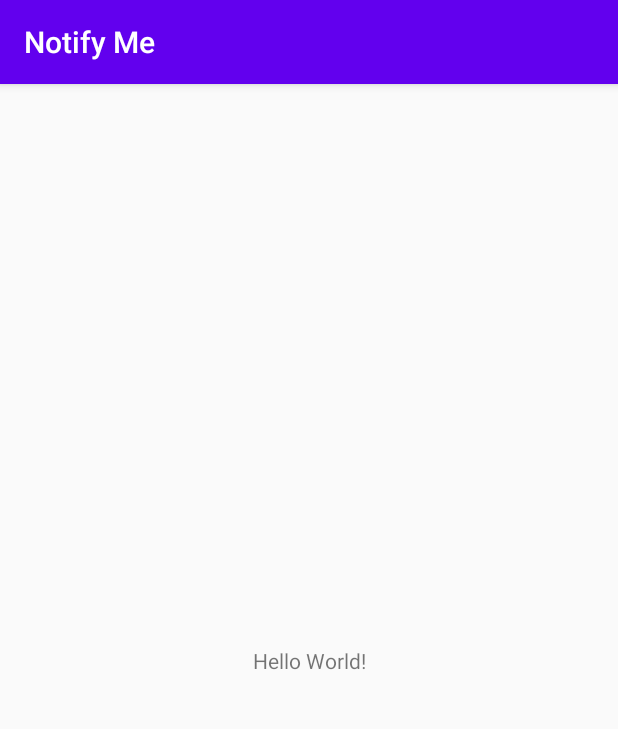
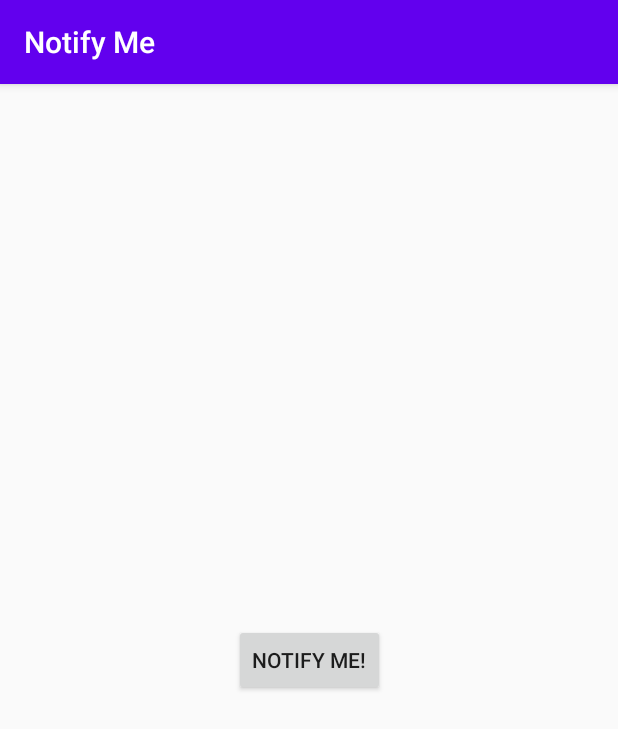
Before and after one commit to samirma/codelabs-notifications, an Android app: the screen it shows after launch (MainActivity), on a phone screen of 412 x 824 dp. Shown: the top 729 px of the screen. Run offline under Robolectric (Android 15) with nearby library versions, the phone set to English and light mode, and no system bars.

Commit message:
feat: notification working

```diff
--- a/app/build.gradle
+++ b/app/build.gradle
@@ -28,10 +28,10 @@ android {
 dependencies {
     implementation fileTree(dir: 'libs', include: ['*.jar'])
     implementation "org.jetbrains.kotlin:kotlin-stdlib-jdk7:$kotlin_version"
-    implementation 'androidx.appcompat:appcompat:1.0.2'
-    implementation 'androidx.core:core-ktx:1.0.2'
+    implementation 'androidx.appcompat:appcompat:1.1.0'
+    implementation 'androidx.core:core-ktx:1.2.0'
     implementation 'androidx.constraintlayout:constraintlayout:1.1.3'
-    testImplementation 'junit:junit:4.12'
+    testImplementation 'junit:junit:4.13'
     androidTestImplementation 'androidx.test.ext:junit:1.1.1'
     androidTestImplementation 'androidx.test.espresso:espresso-core:3.2.0'
 }
--- a/app/src/main/java/com/codelabs/notifyme/MainActivity.kt
+++ b/app/src/main/java/com/codelabs/notifyme/MainActivity.kt
@@ -1,12 +1,69 @@
 package com.codelabs.notifyme
 
+import android.app.NotificationChannel
+import android.app.NotificationManager
+import android.content.Context
+import android.graphics.Color
+import android.os.Build
+import android.os.Bundle
 import androidx.appcompat.app.AppCompatActivity
-import android.os.Bundle
+import androidx.core.app.NotificationCompat.Builder
+import kotlinx.android.synthetic.main.activity_main.*
+
 
 class MainActivity : AppCompatActivity() {
+
+    private val PRIMARY_CHANNEL_ID = "primary_notification_channel"
+
+    private var mNotifyManager: NotificationManager? = null
+
+
+    private val NOTIFICATION_ID = 0
 
     override fun onCreate(savedInstanceState: Bundle?) {
         super.onCreate(savedInstanceState)
         setContentView(R.layout.activity_main)
+
+        notify.setOnClickListener {
+            sendNotification()
+        }
+
+
+        createNotificationChannel()
+
+        getNotificationBuilder()
+
     }
+
+    private fun getNotificationBuilder(): Builder {
+        return Builder(this, PRIMARY_CHANNEL_ID)
+            .setContentTitle("You've been notified!")
+            .setContentText("This is your notification text.")
+            .setSmallIcon(R.drawable.ic_android)
+    }
+
+    fun sendNotification() {
+
+        val notifyBuilder: Builder = getNotificationBuilder()
+        mNotifyManager!!.notify(NOTIFICATION_ID, notifyBuilder.build())
+
+    }
+
+    fun createNotificationChannel() {
+        mNotifyManager = getSystemService(Context.NOTIFICATION_SERVICE) as NotificationManager
+        if (Build.VERSION.SDK_INT >=
+            Build.VERSION_CODES.O
+        ) {
+            val notificationChannel = NotificationChannel(
+                PRIMARY_CHANNEL_ID,
+                "Mascot Notification", NotificationManager.IMPORTANCE_HIGH
+            )
+            notificationChannel.enableLights(true);
+            notificationChannel.lightColor = Color.RED;
+            notificationChannel.enableVibration(true);
+            notificationChannel.description = "Notification from Mascot";
+            mNotifyManager?.createNotificationChannel(notificationChannel)
+        }
+    }
+
 }
--- /dev/null
+++ b/app/src/main/res/drawable-anydpi/ic_android.xml
@@ -0,0 +1,13 @@
+<vector xmlns:android="http://schemas.android.com/apk/res/android"
+    android:width="24dp"
+    android:height="24dp"
+    android:viewportWidth="26.086956"
+    android:viewportHeight="26.086956"
+    android:tint="#FFFFFF">
+  <group android:translateX="1.0434783"
+      android:translateY="1.0434783">
+      <path
+          android:fillColor="#FF000000"
+          android:pathData="M6,18c0,0.55 0.45,1 1,1h1v3.5c0,0.83 0.67,1.5 1.5,1.5s1.5,-0.67 1.5,-1.5L11,19h2v3.5c0,0.83 0.67,1.5 1.5,1.5s1.5,-0.67 1.5,-1.5L16,19h1c0.55,0 1,-0.45 1,-1L18,8L6,8v10zM3.5,8C2.67,8 2,8.67 2,9.5v7c0,0.83 0.67,1.5 1.5,1.5S5,17.33 5,16.5v-7C5,8.67 4.33,8 3.5,8zM20.5,8c-0.83,0 -1.5,0.67 -1.5,1.5v7c0,0.83 0.67,1.5 1.5,1.5s1.5,-0.67 1.5,-1.5v-7c0,-0.83 -0.67,-1.5 -1.5,-1.5zM15.53,2.16l1.3,-1.3c0.2,-0.2 0.2,-0.51 0,-0.71 -0.2,-0.2 -0.51,-0.2 -0.71,0l-1.48,1.48C13.85,1.23 12.95,1 12,1c-0.96,0 -1.86,0.23 -2.66,0.63L7.85,0.15c-0.2,-0.2 -0.51,-0.2 -0.71,0 -0.2,0.2 -0.2,0.51 0,0.71l1.31,1.31C6.97,3.26 6,5.01 6,7h12c0,-1.99 -0.97,-3.75 -2.47,-4.84zM10,5L9,5L9,4h1v1zM15,5h-1L14,4h1v1z"/>
+  </group>
+</vector>
--- a/app/src/main/res/layout/activity_main.xml
+++ b/app/src/main/res/layout/activity_main.xml
@@ -6,10 +6,11 @@
     android:layout_height="match_parent"
     tools:context=".MainActivity">
 
-    <TextView
+    <Button
+        android:id="@+id/notify"
         android:layout_width="wrap_content"
         android:layout_height="wrap_content"
-        android:text="Hello World!"
+        android:text="Notify Me!"
         app:layout_constraintBottom_toBottomOf="parent"
         app:layout_constraintLeft_toLeftOf="parent"
         app:layout_constraintRight_toRightOf="parent"
```
Also changed, not shown: app/src/main/res/drawable-hdpi/ic_android.png (added), app/src/main/res/drawable-mdpi/ic_android.png (added), app/src/main/res/drawable-xhdpi/ic_android.png (added), app/src/main/res/drawable-xxhdpi/ic_android.png (added).
